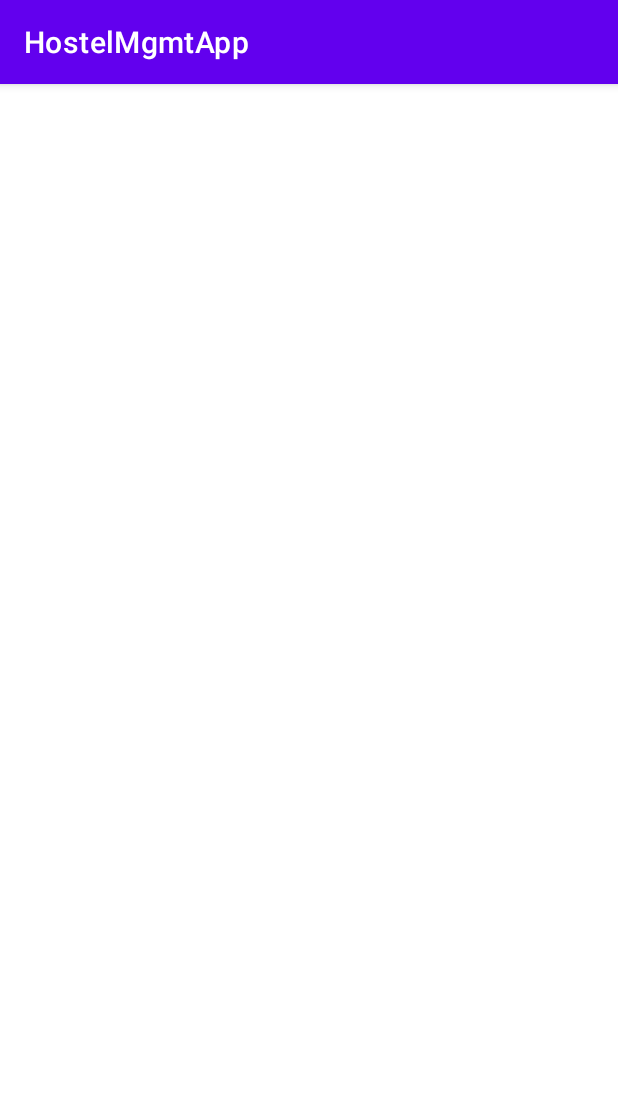
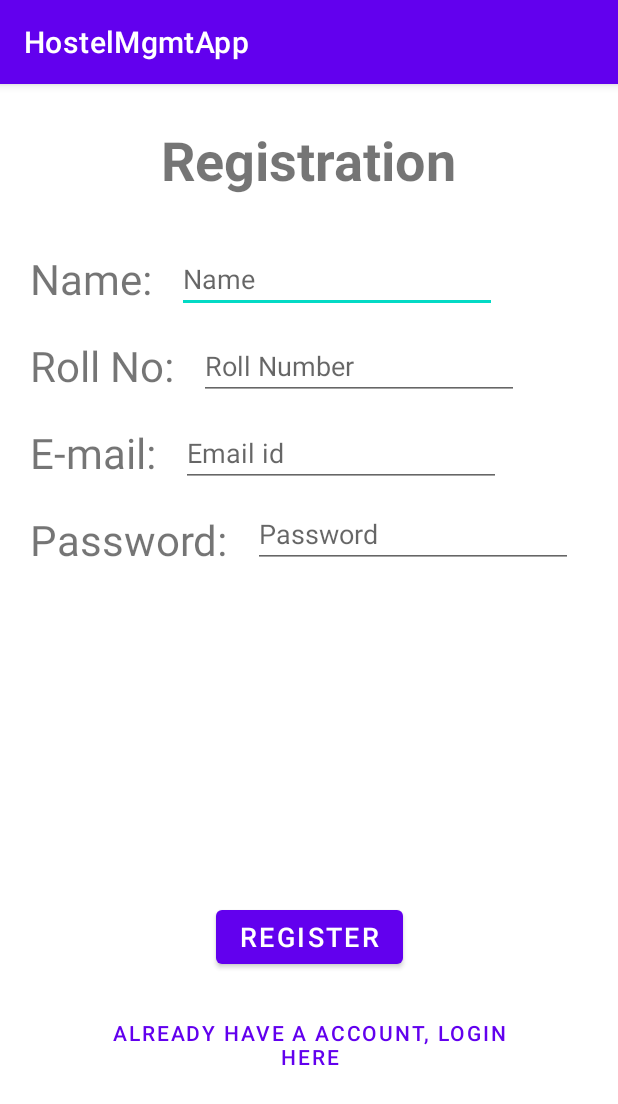
Before and after one commit to somesh-banerjee/Hostel-Management, an Android app: the screen it shows after launch (Registration), on a phone screen of 412 x 824 dp. Shown: the top 1104 px of the screen. Run offline under Robolectric (Android 15) with nearby library versions, the phone set to English and light mode, and no system bars; our stand-ins replace Firebase (no records; nobody signed in at launch, a user with empty details on screens opened directly).

```diff
--- a/HostelMgmtApp/app/src/main/AndroidManifest.xml
+++ b/HostelMgmtApp/app/src/main/AndroidManifest.xml
@@ -9,7 +9,8 @@
         android:roundIcon="@mipmap/ic_launcher_round"
         android:supportsRtl="true"
         android:theme="@style/Theme.HostelMgmtApp">
-        <activity android:name=".Registration"></activity>
+        <activity android:name=".Login"></activity>
+        <activity android:name=".Registration" />
         <activity android:name=".MainActivity">
             <intent-filter>
                 <action android:name="android.intent.action.MAIN" />
--- a/HostelMgmtApp/app/src/main/res/layout/activity_registration.xml
+++ b/HostelMgmtApp/app/src/main/res/layout/activity_registration.xml
@@ -6,4 +6,132 @@
     android:layout_height="match_parent"
     tools:context=".Registration">
 
+    <TextView
+        android:id="@+id/textView4"
+        android:layout_width="wrap_content"
+        android:layout_height="wrap_content"
+        android:layout_marginStart="20dp"
+        android:layout_marginLeft="20dp"
+        android:layout_marginTop="36dp"
+        android:text="Name: "
+        android:textSize="28sp"
+        app:layout_constraintStart_toStartOf="parent"
+        app:layout_constraintTop_toBottomOf="@+id/textView8" />
+
+    <TextView
+        android:id="@+id/textView5"
+        android:layout_width="wrap_content"
+        android:layout_height="wrap_content"
+        android:layout_marginTop="20dp"
+        android:text="Roll No: "
+        android:textSize="28sp"
+        app:layout_constraintStart_toStartOf="@+id/textView4"
+        app:layout_constraintTop_toBottomOf="@+id/textView4" />
+
+    <TextView
+        android:id="@+id/textView6"
+        android:layout_width="wrap_content"
+        android:layout_height="wrap_content"
+        android:layout_marginTop="20dp"
+        android:text="E-mail: "
+        android:textSize="28sp"
+        app:layout_constraintStart_toStartOf="@+id/textView5"
+        app:layout_constraintTop_toBottomOf="@+id/textView5" />
+
+    <TextView
+        android:id="@+id/textView7"
+        android:layout_width="wrap_content"
+        android:layout_height="wrap_content"
+        android:layout_marginTop="20dp"
+        android:text="Password: "
+        android:textSize="28sp"
+        app:layout_constraintStart_toStartOf="@+id/textView6"
+        app:layout_constraintTop_toBottomOf="@+id/textView6" />
+
+    <TextView
+        android:id="@+id/textView8"
+        android:layout_width="wrap_content"
+        android:layout_height="wrap_content"
+        android:layout_marginTop="26dp"
+        android:text="Registration"
+        android:textSize="36sp"
+        android:textStyle="bold"
+        app:layout_constraintEnd_toEndOf="parent"
+        app:layout_constraintStart_toStartOf="parent"
+        app:layout_constraintTop_toTopOf="parent" />
+
+    <EditText
+        android:id="@+id/etName"
+        android:layout_width="wrap_content"
+        android:layout_height="wrap_content"
+        android:layout_marginStart="10dp"
+        android:layout_marginLeft="10dp"
+        android:ems="10"
+        android:hint="Name"
+        android:inputType="textPersonName"
+        app:layout_constraintBottom_toBottomOf="@+id/textView4"
+        app:layout_constraintStart_toEndOf="@+id/textView4"
+        app:layout_constraintTop_toTopOf="@+id/textView4" />
+
+    <EditText
+        android:id="@+id/etPassword"
+        android:layout_width="wrap_content"
+        android:layout_height="wrap_content"
+        android:layout_marginStart="10dp"
+        android:layout_marginLeft="10dp"
+        android:ems="10"
+        android:hint="Password"
+        android:inputType="textPassword"
+        app:layout_constraintBottom_toBottomOf="@+id/textView7"
+        app:layout_constraintStart_toEndOf="@+id/textView7"
+        app:layout_constraintTop_toTopOf="@+id/textView7"
+        app:layout_constraintVertical_bias="1.0" />
+
+    <EditText
+        android:id="@+id/etEmail"
+        android:layout_width="wrap_content"
+        android:layout_height="wrap_content"
+        android:layout_marginStart="10dp"
+        android:layout_marginLeft="10dp"
+        android:ems="10"
+        android:hint="Email id"
+        android:inputType="textEmailAddress"
+        app:layout_constraintBottom_toBottomOf="@+id/textView6"
+        app:layout_constraintStart_toEndOf="@+id/textView6"
+        app:layout_constraintTop_toTopOf="@+id/textView6" />
+
+    <EditText
+        android:id="@+id/etRoll"
+        android:layout_width="wrap_content"
+        android:layout_height="wrap_content"
+        android:layout_marginStart="10dp"
+        android:layout_marginLeft="10dp"
+        android:ems="10"
+        android:hint="Roll Number"
+        android:inputType="textPersonName"
+        app:layout_constraintBottom_toBottomOf="@+id/textView5"
+        app:layout_constraintStart_toEndOf="@+id/textView5"
+        app:layout_constraintTop_toTopOf="@+id/textView5" />
+
+    <Button
+        android:id="@+id/btnRegister"
+        android:layout_width="wrap_content"
+        android:layout_height="wrap_content"
+        android:layout_marginBottom="20dp"
+        android:text="REGISTER"
+        android:textSize="18sp"
+        app:layout_constraintBottom_toTopOf="@+id/btnLoginlink"
+        app:layout_constraintEnd_toEndOf="parent"
+        app:layout_constraintStart_toStartOf="parent" />
+
+    <Button
+        android:id="@+id/btnLoginlink"
+        style="@style/Widget.MaterialComponents.Button.TextButton"
+        android:layout_width="wrap_content"
+        android:layout_height="wrap_content"
+        android:layout_marginBottom="100dp"
+        android:text="Already have a account, Login here"
+        app:layout_constraintBottom_toBottomOf="parent"
+        app:layout_constraintEnd_toEndOf="parent"
+        app:layout_constraintStart_toStartOf="parent" />
 </androidx.constraintlayout.widget.ConstraintLayout>
```
Also changed, not shown: HostelMgmtApp/app/src/main/java/com/example/hostelmgmtapp/Login.java (added, +47 -0 lines), HostelMgmtApp/app/src/main/java/com/example/hostelmgmtapp/Registration.java (+96 -0 lines), HostelMgmtApp/app/src/main/res/layout/activity_login.xml (added, +66 -0 lines).
